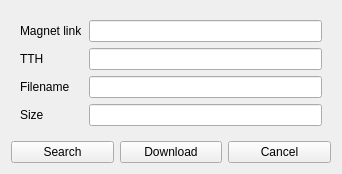
First picture: the form in eiskaltdcpp/ui/UIMagnet.ui, repository eiskaltdcpp/eiskaltdcpp, before the edit.
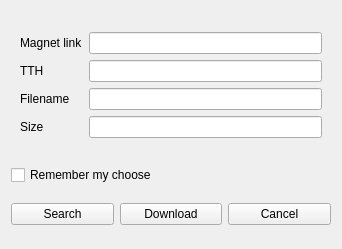
Second picture: the form after the edit.

Commit message: дейcтвиe для magnet-link по-умолчанию, сбрасывается в ~/.eiskaltdc++/EiskaltDC++.xml (параметр def-magnet-action)

```diff
--- a/eiskaltdcpp/ui/UIMagnet.ui
+++ b/eiskaltdcpp/ui/UIMagnet.ui
@@ -7,7 +7,7 @@
     <x>0</x>
     <y>0</y>
     <width>342</width>
-    <height>160</height>
+    <height>249</height>
    </rect>
   </property>
   <property name="sizePolicy">
@@ -20,21 +20,21 @@
    <string>Form</string>
   </property>
   <layout class="QGridLayout" name="gridLayout">
-   <item row="5" column="2">
+   <item row="6" column="2">
     <widget class="QPushButton" name="pushButton_CANCEL">
      <property name="text">
       <string>Cancel</string>
      </property>
     </widget>
    </item>
-   <item row="5" column="0">
+   <item row="6" column="0">
     <widget class="QPushButton" name="pushButton_SEARCH">
      <property name="text">
       <string>Search</string>
      </property>
     </widget>
    </item>
-   <item row="5" column="1">
+   <item row="6" column="1">
     <widget class="QPushButton" name="pushButton_DOWNLOAD">
      <property name="text">
       <string>Download</string>
@@ -115,6 +115,13 @@
      </layout>
     </widget>
    </item>
+   <item row="5" column="0" colspan="3">
+    <widget class="QCheckBox" name="checkBox_Remember">
+     <property name="text">
+      <string>Remember my choose</string>
+     </property>
+    </widget>
+   </item>
   </layout>
  </widget>
  <resources/>
```
The commit also changes 3 other files.
